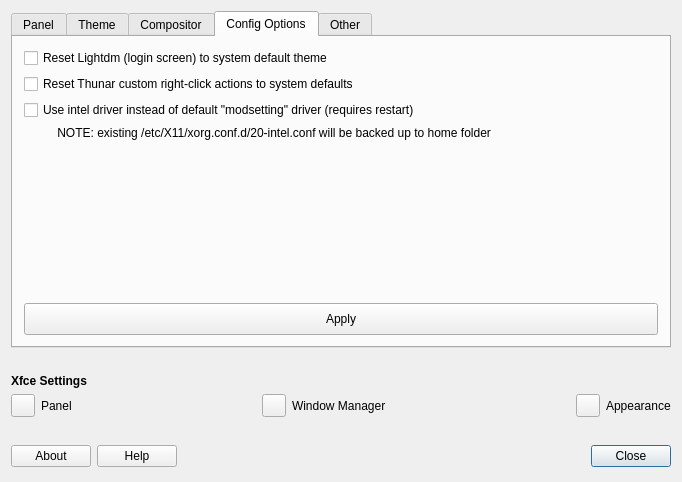
MX-Linux/mx-tweak, file tweak/defaultlook.ui: the form before one commit.
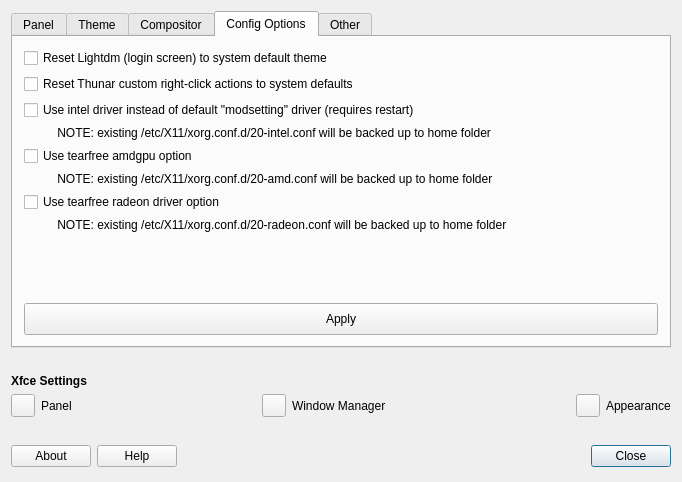
The form after the commit. The open tabs and pages were chosen to show the change. Icons and pictures are not drawn.

Commit message: added tearfree configs for amdgpu and radeon modifeid intel driver detection

```diff
--- a/tweak/defaultlook.ui
+++ b/tweak/defaultlook.ui
@@ -276,7 +276,7 @@
         <enum>QTabWidget::North</enum>
        </property>
        <property name="currentIndex">
-        <number>0</number>
+        <number>3</number>
        </property>
        <widget class="QWidget" name="Panel">
         <attribute name="title">
@@ -742,9 +742,9 @@
         <attribute name="title">
          <string>Config Options</string>
         </attribute>
-        <layout class="QGridLayout" name="gridLayout_11">
+        <layout class="QGridLayout" name="gridLayout_12">
          <item row="0" column="0">
-          <layout class="QGridLayout" name="gridLayout_19">
+          <layout class="QGridLayout" name="gridLayout_11">
            <item row="0" column="0">
             <widget class="QCheckBox" name="checkBoxLightdmReset">
              <property name="text">
@@ -752,57 +752,85 @@
              </property>
             </widget>
            </item>
-           <item row="2" column="0">
+           <item row="1" column="0">
             <widget class="QCheckBox" name="checkBoxThunarCAReset">
              <property name="text">
               <string>Reset Thunar custom right-click actions to system defaults</string>
              </property>
             </widget>
            </item>
-           <item row="6" column="0">
-            <widget class="QPushButton" name="ButtonApplyMiscDefualts">
-             <property name="minimumSize">
-              <size>
-               <width>0</width>
-               <height>32</height>
-              </size>
-             </property>
-             <property name="text">
-              <string>Apply</string>
-             </property>
-             <property name="icon">
-              <iconset theme="dialog-ok">
-               <normaloff>.</normaloff>.</iconset>
-             </property>
-            </widget>
-           </item>
-           <item row="5" column="0">
-            <spacer name="verticalSpacer_10">
-             <property name="orientation">
-              <enum>Qt::Vertical</enum>
-             </property>
-             <property name="sizeHint" stdset="0">
-              <size>
-               <width>20</width>
-               <height>40</height>
-              </size>
-             </property>
-            </spacer>
-           </item>
-           <item row="3" column="0">
+           <item row="2" column="0">
             <widget class="QCheckBox" name="checkboxIntelDriver">
              <property name="text">
               <string>Use intel driver instead of default &quot;modsetting&quot; driver (requires restart)</string>
              </property>
             </widget>
            </item>
-           <item row="4" column="0">
+           <item row="3" column="0">
             <widget class="QLabel" name="labelIntel">
              <property name="text">
               <string>          NOTE: existing /etc/X11/xorg.conf.d/20-intel.conf will be backed up to home folder</string>
              </property>
             </widget>
            </item>
+           <item row="4" column="0">
+            <widget class="QCheckBox" name="checkboxAMDtearfree">
+             <property name="text">
+              <string>Use tearfree amdgpu option</string>
+             </property>
+            </widget>
+           </item>
+           <item row="5" column="0">
+            <widget class="QLabel" name="labelamdgpu">
+             <property name="text">
+              <string>          NOTE: existing /etc/X11/xorg.conf.d/20-amd.conf will be backed up to home folder</string>
+             </property>
+            </widget>
+           </item>
+           <item row="6" column="0">
+            <widget class="QCheckBox" name="checkboxRadeontearfree">
+             <property name="text">
+              <string>Use tearfree radeon driver option</string>
+             </property>
+            </widget>
+           </item>
+           <item row="7" column="0">
+            <widget class="QLabel" name="labelradeon">
+             <property name="text">
+              <string>          NOTE: existing /etc/X11/xorg.conf.d/20-radeon.conf will be backed up to home folder</string>
+             </property>
+            </widget>
+           </item>
+           <item row="8" column="0">
+            <spacer name="verticalSpacer_10">
+             <property name="orientation">
+              <enum>Qt::Vertical</enum>
+             </property>
+             <property name="sizeHint" stdset="0">
+              <size>
+               <width>20</width>
+               <height>17</height>
+              </size>
+             </property>
+            </spacer>
+           </item>
+           <item row="9" column="0">
+            <widget class="QPushButton" name="ButtonApplyMiscDefualts">
+             <property name="minimumSize">
+              <size>
+               <width>0</width>
+               <height>32</height>
+              </size>
+             </property>
+             <property name="text">
+              <string>Apply</string>
+             </property>
+             <property name="icon">
+              <iconset theme="dialog-ok">
+               <normaloff>.</normaloff>.</iconset>
+             </property>
+            </widget>
+           </item>
           </layout>
          </item>
         </layout>
```
The commit also changes 7 other files.
